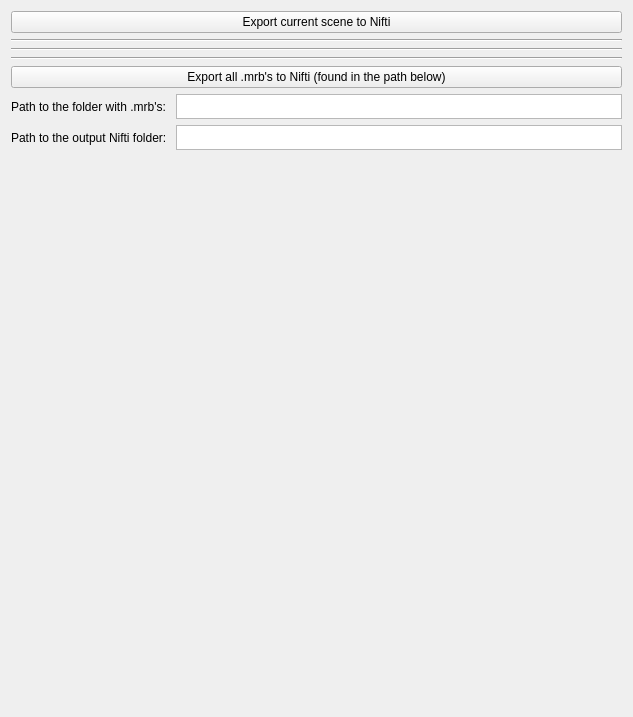
This is NiftiExport/NiftiExport/Resources/UI/NiftiExport.ui in koegl/mthesis-datasets as Qt 5 draws it before an edit. The edited form follows.
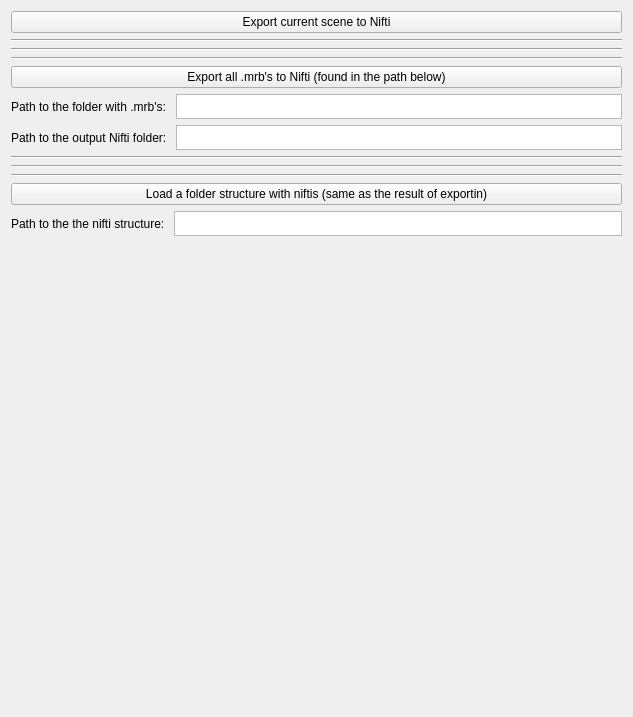
This is the edited form. Custom widgets are drawn as their Qt base class.

Commit message: added button and text field to load nifti structure

```diff
--- a/NiftiExport/NiftiExport/Resources/UI/NiftiExport.ui
+++ b/NiftiExport/NiftiExport/Resources/UI/NiftiExport.ui
@@ -93,6 +93,62 @@
      </item>
     </layout>
    </item>
+
+   <item>
+    <widget class="Line" name="line4">
+     <property name="orientation">
+      <enum>Qt::Horizontal</enum>
+     </property>
+    </widget>
+   </item>
+   <item>
+    <widget class="Line" name="line5">
+     <property name="orientation">
+      <enum>Qt::Horizontal</enum>
+     </property>
+    </widget>
+   </item>
+   <item>
+    <widget class="Line" name="line6">
+     <property name="orientation">
+      <enum>Qt::Horizontal</enum>
+     </property>
+    </widget>
+   </item>
+
+   <item>
+    <widget class="QPushButton" name="loadFolderStructureButton">
+     <property name="text">
+      <string>Load a folder structure with niftis (same as the result of exportin)</string>
+     </property>
+    </widget>
+   </item>
+   <item>
+    <layout class="QGridLayout" name="textLayout">
+     <item row="0" column="0">
+      <widget class="QLabel" name="folderStructureInput">
+       <property name="text">
+        <string>Path to the the nifti structure: </string>
+       </property>
+      </widget>
+     </item>
+     <item row="0" column="1">
+      <widget class="QPlainTextEdit" name="folderStructurePathTextWindow">
+       <property name="maximumSize">
+        <size>
+         <width>20000</width>
+         <height>25</height>
+        </size>
+       </property>
+       <property name="plainText">
+        <string></string>
+       </property>
+      </widget>
+     </item>
+    </layout>
+   </item>
+
+
    <item>
     <spacer name="verticalSpacer">
      <property name="orientation">
```
Left out of the diff: 2 changed lines with no effect on the pictures.
